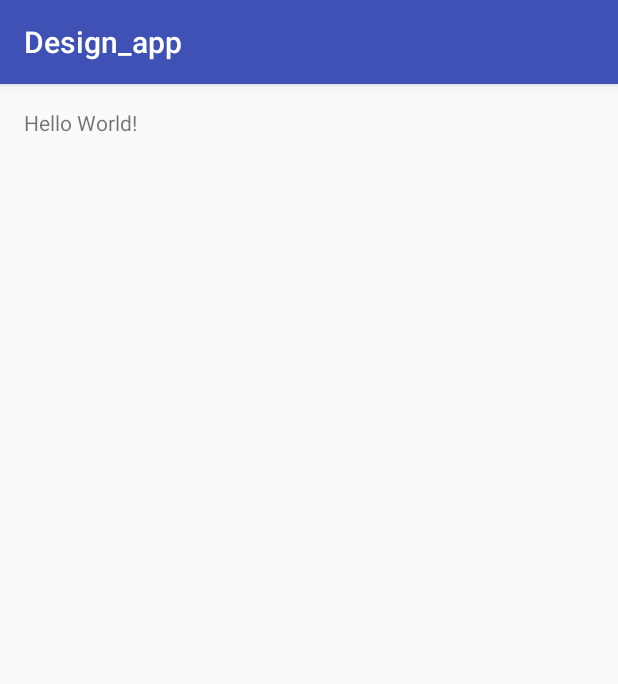
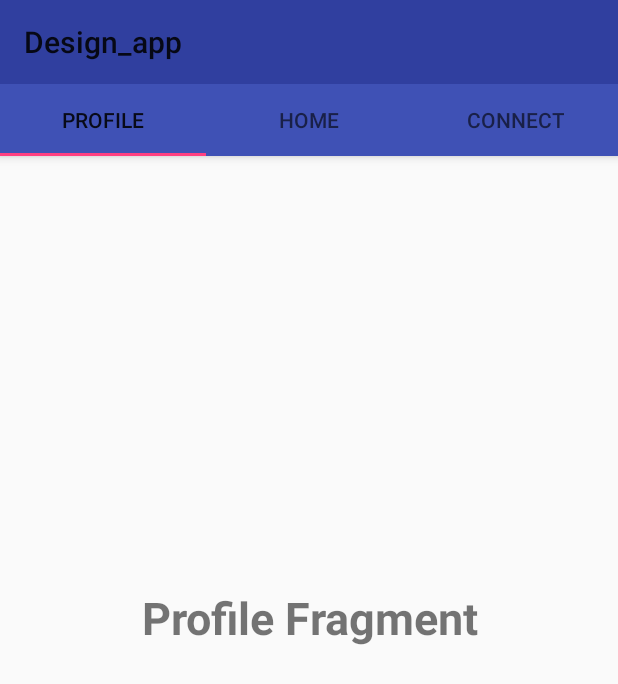
Before and after one commit to OmegAshEnr01n/Bluno_Design_app, an Android app: the screen it shows after launch (MainActivity), on a phone screen of 412 x 824 dp. Shown: the top 684 px of the screen. Run offline under Robolectric (Android 15) with nearby library versions, the phone set to English and light mode, and no system bars.

Commit message:
Signed-off-by: shobhit narayanan <shobhit narayanan>

```diff
--- a/app/build.gradle
+++ b/app/build.gradle
@@ -24,6 +24,9 @@ dependencies {
     androidTestCompile('com.android.support.test.espresso:espresso-core:2.2.2', {
         exclude group: 'com.android.support', module: 'support-annotations'
     })
+
     compile 'com.android.support:appcompat-v7:25.0.0'
+    compile 'com.android.support:design:25.0.0'
+    compile 'com.android.support:support-v4:25.0.0'
     testCompile 'junit:junit:4.12'
 }
--- /dev/null
+++ b/app/src/main/java/com/example/shobhit/design_app/ConnectFragment.java
@@ -0,0 +1,29 @@
+package com.example.shobhit.design_app;
+
+
+import android.os.Bundle;
+import android.support.v4.app.Fragment;
+import android.view.LayoutInflater;
+import android.view.View;
+import android.view.ViewGroup;
+
+
+/**
+ * A simple {@link Fragment} subclass.
+ */
+public class ConnectFragment extends Fragment {
+
+
+    public ConnectFragment() {
+        // Required empty public constructor
+    }
+
+
+    @Override
+    public View onCreateView(LayoutInflater inflater, ViewGroup container,
+                             Bundle savedInstanceState) {
+        // Inflate the layout for this fragment
+        return inflater.inflate(R.layout.fragment_connect, container, false);
+    }
+
+}
--- /dev/null
+++ b/app/src/main/java/com/example/shobhit/design_app/HomeFragement.java
@@ -0,0 +1,29 @@
+package com.example.shobhit.design_app;
+
+
+import android.os.Bundle;
+import android.support.v4.app.Fragment;
+import android.view.LayoutInflater;
+import android.view.View;
+import android.view.ViewGroup;
+
+
+/**
+ * A simple {@link Fragment} subclass.
+ */
+public class HomeFragement extends Fragment {
+
+
+    public HomeFragement() {
+        // Required empty public constructor
+    }
+
+
+    @Override
+    public View onCreateView(LayoutInflater inflater, ViewGroup container,
+                             Bundle savedInstanceState) {
+        // Inflate the layout for this fragment
+        return inflater.inflate(R.layout.fragment_home_fragement, container, false);
+    }
+
+}
--- a/app/src/main/java/com/example/shobhit/design_app/MainActivity.java
+++ b/app/src/main/java/com/example/shobhit/design_app/MainActivity.java
@@ -1,13 +1,33 @@
 package com.example.shobhit.design_app;
 
+import android.support.design.widget.TabLayout;
+import android.support.v4.view.ViewPager;
 import android.support.v7.app.AppCompatActivity;
 import android.os.Bundle;
+import android.support.v7.widget.Toolbar;
+import android.view.animation.Animation;
 
 public class MainActivity extends AppCompatActivity {
-
+    Toolbar toolbar;
+    ViewPager viewPager;
+    TabLayout tabLayout;
+    ViewPagerAdapter viewPagerAdapter;
     @Override
     protected void onCreate(Bundle savedInstanceState) {
         super.onCreate(savedInstanceState);
         setContentView(R.layout.activity_main);
+        toolbar = (Toolbar) findViewById(R.id.Toolbar);
+        setSupportActionBar(toolbar);
+        viewPager = (ViewPager) findViewById(R.id.viewPager);
+        tabLayout = (TabLayout) findViewById(R.id.tabLayout);
+        viewPagerAdapter = new ViewPagerAdapter(getSupportFragmentManager());
+
+        viewPagerAdapter.ADDFRAGMENTS(new ProfileFragment(), "Profile");
+        viewPagerAdapter.ADDFRAGMENTS(new HomeFragement(),"Home");
+        viewPagerAdapter.ADDFRAGMENTS(new ConnectFragment(),"Connect");
+
+        viewPager.setAdapter(viewPagerAdapter);
+        tabLayout.setupWithViewPager(viewPager);
+
     }
 }
--- /dev/null
+++ b/app/src/main/java/com/example/shobhit/design_app/ProfileFragment.java
@@ -0,0 +1,29 @@
+package com.example.shobhit.design_app;
+
+
+import android.os.Bundle;
+import android.support.v4.app.Fragment;
+import android.view.LayoutInflater;
+import android.view.View;
+import android.view.ViewGroup;
+
+
+/**
+ * A simple {@link Fragment} subclass.
+ */
+public class ProfileFragment extends Fragment {
+
+
+    public ProfileFragment() {
+        // Required empty public constructor
+    }
+
+
+    @Override
+    public View onCreateView(LayoutInflater inflater, ViewGroup container,
+                             Bundle savedInstanceState) {
+        // Inflate the layout for this fragment
+        return inflater.inflate(R.layout.fragment_profile, container, false);
+    }
+
+}
--- /dev/null
+++ b/app/src/main/java/com/example/shobhit/design_app/ViewPagerAdapter.java
@@ -0,0 +1,44 @@
+package com.example.shobhit.design_app;
+
+
+import android.app.FragmentManager;
+import android.support.v4.app.Fragment;
+import android.support.v4.app.FragmentPagerAdapter;
+
+import java.util.ArrayList;
+
+/**
+ * Created by Shobhit on 3/11/2016.
+ */
+
+public class ViewPagerAdapter extends FragmentPagerAdapter
+{
+    ArrayList<Fragment> fragments = new ArrayList<>();
+    ArrayList<String> tabTitles = new ArrayList<>();
+
+    public ViewPagerAdapter(android.support.v4.app.FragmentManager fm) {
+        super(fm);
+    }
+
+    @Override
+    public android.support.v4.app.Fragment getItem(int position) {
+        return fragments.get(position);
+    }
+
+    public void ADDFRAGMENTS(Fragment fragments,String tabTitles)
+    {
+        this.fragments.add(fragments);
+        this.tabTitles.add(tabTitles);
+
+    }
+
+    @Override
+    public int getCount() {
+        return fragments.size();
+    }
+
+    @Override
+    public CharSequence getPageTitle(int position) {
+        return tabTitles.get(position);
+    }
+}
--- a/app/src/main/res/layout/activity_main.xml
+++ b/app/src/main/res/layout/activity_main.xml
@@ -1,17 +1,39 @@
 <?xml version="1.0" encoding="utf-8"?>
-<RelativeLayout xmlns:android="http://schemas.android.com/apk/res/android"
+<RelativeLayout
     xmlns:tools="http://schemas.android.com/tools"
+    xmlns:app="http://schemas.android.com/apk/res-auto"
+    xmlns:android="http://schemas.android.com/apk/res/android"
     android:id="@+id/activity_main"
     android:layout_width="match_parent"
     android:layout_height="match_parent"
-    android:paddingBottom="@dimen/activity_vertical_margin"
-    android:paddingLeft="@dimen/activity_horizontal_margin"
-    android:paddingRight="@dimen/activity_horizontal_margin"
-    android:paddingTop="@dimen/activity_vertical_margin"
     tools:context="com.example.shobhit.design_app.MainActivity">
 
-    <TextView
-        android:layout_width="wrap_content"
+    <android.support.design.widget.AppBarLayout
         android:layout_height="wrap_content"
-        android:text="Hello World!" />
+        android:layout_width="match_parent"
+        >
+        <include
+        layout="@layout/toolbar_layout"
+            android:layout_height="wrap_content"
+            android:layout_width="match_parent"
+            />
+        <android.support.design.widget.TabLayout
+            android:layout_height="wrap_content"
+            android:layout_width="match_parent"
+            android:id="@+id/tabLayout"
+            app:tabMode="fixed"
+            app:tabGravity="fill"
+            ></android.support.design.widget.TabLayout>
+    </android.support.design.widget.AppBarLayout>
+
+    <android.support.v4.view.ViewPager
+        android:layout_height="match_parent"
+        android:layout_width="match_parent"
+        android:id="@+id/viewPager"
+        >
+
+    </android.support.v4.view.ViewPager>
+
+
+
 </RelativeLayout>
--- /dev/null
+++ b/app/src/main/res/layout/fragment_connect.xml
@@ -0,0 +1,18 @@
+<FrameLayout xmlns:android="http://schemas.android.com/apk/res/android"
+    xmlns:tools="http://schemas.android.com/tools"
+    android:layout_width="match_parent"
+    android:layout_height="match_parent"
+    tools:context="com.example.shobhit.design_app.ConnectFragment">
+
+    <!-- TODO: Update blank fragment layout -->
+    <TextView
+        android:layout_width="match_parent"
+        android:layout_height="match_parent"
+        android:text="Connect Fragment"
+        android:gravity="center"
+        android:textSize="30dp"
+        android:textStyle="bold"
+
+        />
+
+</FrameLayout>
--- /dev/null
+++ b/app/src/main/res/layout/fragment_home_fragement.xml
@@ -0,0 +1,18 @@
+<FrameLayout xmlns:android="http://schemas.android.com/apk/res/android"
+    xmlns:tools="http://schemas.android.com/tools"
+    android:layout_width="match_parent"
+    android:layout_height="match_parent"
+    tools:context="com.example.shobhit.design_app.HomeFragement">
+
+    <!-- TODO: Update blank fragment layout -->
+    <TextView
+        android:layout_width="match_parent"
+        android:layout_height="match_parent"
+        android:text="Hello Fragment"
+        android:gravity="center"
+        android:textSize="30dp"
+        android:textStyle="bold"
+
+        />
+
+</FrameLayout>
--- /dev/null
+++ b/app/src/main/res/layout/fragment_profile.xml
@@ -0,0 +1,17 @@
+<FrameLayout xmlns:android="http://schemas.android.com/apk/res/android"
+    xmlns:tools="http://schemas.android.com/tools"
+    android:layout_width="match_parent"
+    android:layout_height="match_parent"
+    tools:context="com.example.shobhit.design_app.ProfileFragment">
+
+    <!-- TODO: Update blank fragment layout -->
+    <TextView
+        android:layout_width="match_parent"
+        android:layout_height="match_parent"
+        android:text="Profile Fragment"
+        android:gravity="center"
+        android:textSize="30dp"
+        android:textStyle="bold"
+
+        />
+</FrameLayout>
--- /dev/null
+++ b/app/src/main/res/layout/toolbar_layout.xml
@@ -0,0 +1,10 @@
+<?xml version="1.0" encoding="utf-8"?>
+<android.support.v7.widget.Toolbar xmlns:android="http://schemas.android.com/apk/res/android"
+    android:layout_width="match_parent" android:layout_height="wrap_content"
+    android:background="?attr/colorPrimaryDark"
+    android:minHeight="?attr/actionBarSize"
+    android:fitsSystemWindows="true"
+    android:id="@+id/Toolbar"
+    >
+
+</android.support.v7.widget.Toolbar>
--- a/app/src/main/res/values/strings.xml
+++ b/app/src/main/res/values/strings.xml
@@ -1,3 +1,6 @@
 <resources>
     <string name="app_name">Design_app</string>
+
+    <!-- TODO: Remove or change this placeholder text -->
+    <string name="hello_blank_fragment">HomeFragment</string>
 </resources>
--- a/app/src/main/res/values/styles.xml
+++ b/app/src/main/res/values/styles.xml
@@ -1,7 +1,7 @@
 <resources>
 
     <!-- Base application theme. -->
-    <style name="AppTheme" parent="Theme.AppCompat.Light.DarkActionBar">
+    <style name="AppTheme" parent="Theme.AppCompat.Light.NoActionBar">
         <!-- Customize your theme here. -->
         <item name="colorPrimary">@color/colorPrimary</item>
         <item name="colorPrimaryDark">@color/colorPrimaryDark</item>
```
